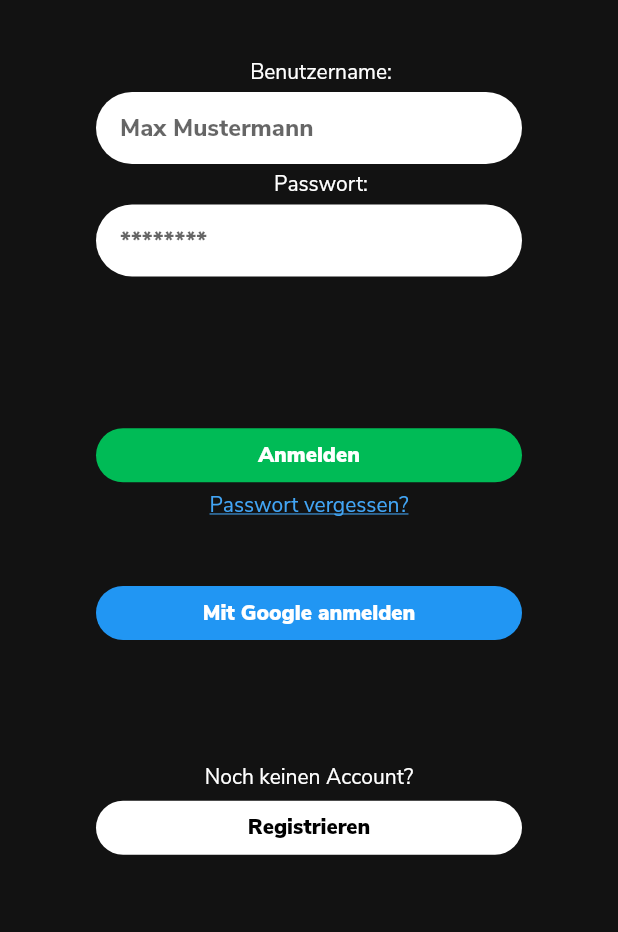
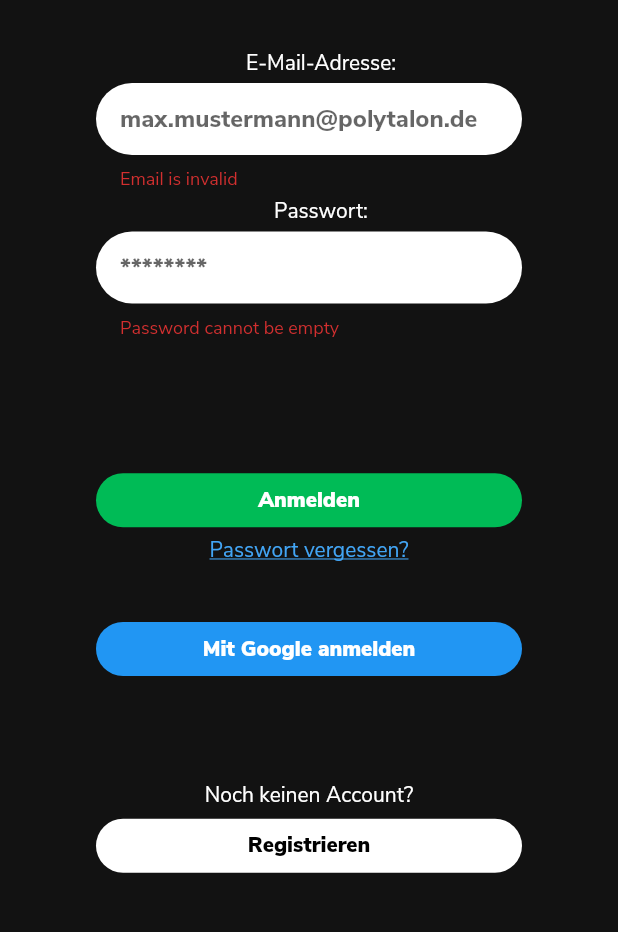
Before and after one commit to POLYTALON/climbing-gym-app, a Flutter app: the LoginScreen widget shown alone on an empty page, opened directly, after a tap on "Anmelden", on a phone screen of 412 x 824 dp, the part 258-1190 px from its top. Run offline on Flutter 3.47's test engine with Material 2 defaults, Android fonts, the phone set to English and light mode, and no system bars; our stand-ins replace parse_server_sdk_flutter; network calls fail.

Commit message:
Fixed RegEx for EmailValidation. Implemented Login via email address. Fixed null pointer exceptions on empty input fields.

```diff
--- a/lib/screens/login.dart
+++ b/lib/screens/login.dart
@@ -1,5 +1,7 @@
 import 'package:climbing_gym_app/screens/navigationContainer.dart';
 import 'package:climbing_gym_app/screens/register.dart';
+import 'package:climbing_gym_app/validators/email_validator.dart';
+import 'package:climbing_gym_app/validators/password_validator.dart';
 import 'package:flutter/material.dart';
 import 'package:climbing_gym_app/constants.dart' as Constants;
 import 'package:parse_server_sdk_flutter/parse_server_sdk.dart';
@@ -10,7 +12,8 @@ class LoginScreen extends StatefulWidget {
 }
 
 class _LoginScreenState extends State<LoginScreen> {
-  final controllerUsername = TextEditingController(text: "");
+  final GlobalKey<FormState> _formKey = GlobalKey<FormState>();
+  final controllerEmail = TextEditingController(text: "");
   final controllerPassword = TextEditingController(text: "");
   String _errorMessage = "";
   bool isLoggedIn = false;
@@ -31,30 +34,26 @@ class _LoginScreenState extends State<LoginScreen> {
             Spacer(flex: 1),
 
             Form(
+              key: _formKey,
               child: Column(
                 children: [
-                  // Text Field E-Mail
+                  // Text Field Email-Address
                   Padding(
                     padding: const EdgeInsets.only(left: 16.0, bottom: 4.0),
-                    child: Text("Benutzername:",
+                    child: Text("E-Mail-Adresse:",
                         style: TextStyle(color: Colors.white)),
                   ),
                   TextFormField(
-                      controller: controllerUsername,
+                      controller: controllerEmail,
                       enabled: !isLoggedIn,
                       autocorrect: false,
                       textCapitalization: TextCapitalization.words,
                       style: TextStyle(fontWeight: FontWeight.w800),
-                      keyboardType: TextInputType.text,
-                      validator: (value) {
-                        if (value == null || value.isEmpty) {
-                          return 'Please enter some text';
-                        }
-                        return null;
-                      },
+                      keyboardType: TextInputType.emailAddress,
+                      validator: EmailFieldValidator.validate,
                       decoration: InputDecoration(
                           contentPadding: const EdgeInsets.only(left: 16.0),
-                          hintText: 'Max Mustermann',
+                          hintText: 'max.mustermann@polytalon.de',
                           border: OutlineInputBorder(
                               borderRadius: BorderRadius.circular(24.0),
                               borderSide: BorderSide(
@@ -78,12 +77,7 @@ class _LoginScreenState extends State<LoginScreen> {
                       enableSuggestions: false,
                       autocorrect: false,
                       keyboardType: TextInputType.visiblePassword,
-                      validator: (value) {
-                        if (value == null || value.isEmpty) {
-                          return 'Please enter some text';
-                        }
-                        return null;
-                      },
+                      validator: PasswordFieldValidator.validate,
                       decoration: InputDecoration(
                           contentPadding: const EdgeInsets.only(left: 16.0),
                           hintText: '********',
@@ -180,18 +174,28 @@ class _LoginScreenState extends State<LoginScreen> {
   }
 
   void doUserLogin() async {
-    final username = controllerUsername.text.trim();
+    final email = controllerEmail.text.trim();
     final password = controllerPassword.text.trim();
-    final user = ParseUser(username, password, null);
+    final user = ParseUser(email, password, null);
 
-    // TODO: null check for empty input fields
-    var response = await user.login();
+    if (_validateAndSave()) {
+      var response = await user.login();
 
-    if (response.success) {
-      navigateToHome();
-    } else {
-      handleErrorMessage(response);
+      if (response.success) {
+        navigateToHome();
+      } else {
+        handleErrorMessage(response);
+      }
     }
+  }
+
+  bool _validateAndSave() {
+    final FormState form = _formKey.currentState;
+    if (form.validate()) {
+      form.save();
+      return true;
+    }
+    return false;
   }
 
   void handleErrorMessage(ParseResponse response) {
--- a/lib/validators/email_validator.dart
+++ b/lib/validators/email_validator.dart
@@ -7,7 +7,7 @@ class EmailFieldValidator {
   }
 
   static bool isValidEmail(String email) {
-    String p = r"^[a-zA-Z0-9.]+@[a-zA-Z0-9]+\.[a-zA-Z]+";
+    String p = r"^[a-zA-Z0-9.]+@[a-zA-Z0-9\-]+\.[a-zA-Z]+";
     RegExp regExp = new RegExp(p);
     return regExp.hasMatch(email);
   }
```
Also changed, not shown: lib/screens/register.dart (+40 -15 lines).
